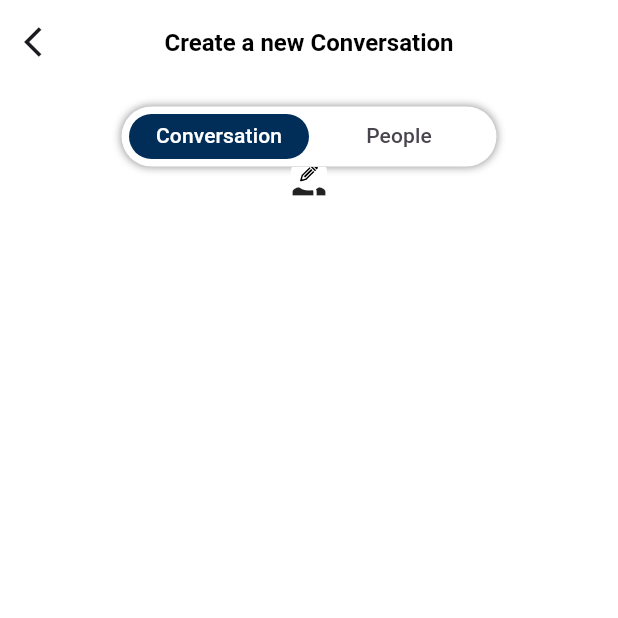
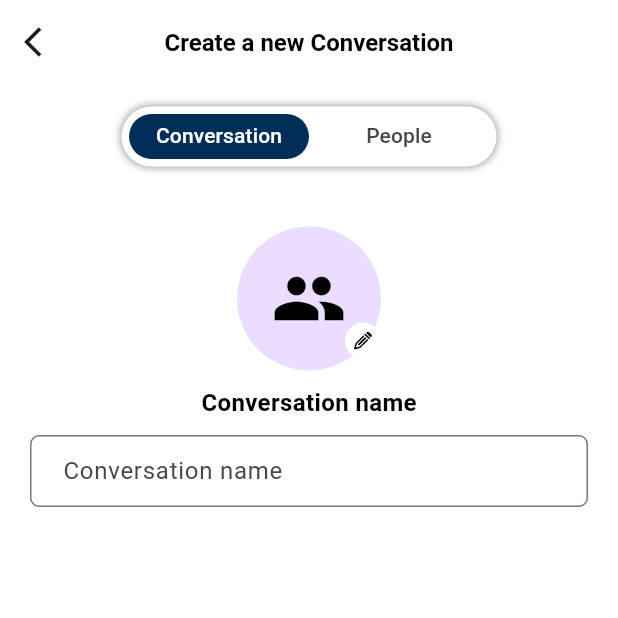
Before and after one commit to parallax-kal/spartan, a Flutter app: the NewConversationScreen screen opened directly, on a phone screen of 412 x 824 dp, the top half of it. Run offline on Flutter 3.47's test engine with Material 3 defaults, Android fonts, the phone set to English and light mode, and no system bars; our stand-ins replace awesome_notifications, cloud_firestore, curved_labeled_navigation_bar, firebase_auth, firebase_core, firebase_messaging and 12 more; missing offline and left inert: chat_composer, flutter_facebook_auth, qr_code_scanner, textfield_tags, voice_message_package; accounts and stored records are empty; network calls fail.

Commit message:
[update] working on new conversation screen

```diff
--- a/lib/screens/dashboard/StreamScreen.dart
+++ b/lib/screens/dashboard/StreamScreen.dart
@@ -24,6 +24,7 @@ class _StreamScreenState extends State<StreamScreen>
     return DefaultTabController(
       length: 4,
       child: Scaffold(
+        resizeToAvoidBottomInset: false,
         backgroundColor: Colors.white,
         body: SafeArea(
           child: Padding(
--- a/lib/screens/dashboard/chat/MessagesScreen.dart
+++ b/lib/screens/dashboard/chat/MessagesScreen.dart
@@ -96,7 +96,7 @@ class _MessagesScreenState extends State<MessagesScreen> {
                         )
                       : const Icon(
                           Icons.group,
-                          color: Colors.white,
+                          color: Colors.black,
                         )
                   : null,
             ),
--- a/lib/screens/dashboard/chat/NewRoomScreen.dart
+++ b/lib/screens/dashboard/chat/NewRoomScreen.dart
@@ -1,16 +1,19 @@
 import 'dart:io';
-
 import 'package:flutter/material.dart';
 import 'package:flutter_svg/flutter_svg.dart';
 import 'package:image_picker/image_picker.dart';
 
 class NewConversationScreen extends StatefulWidget {
+  const NewConversationScreen({super.key});
+
   @override
   State<NewConversationScreen> createState() => _NewConversationScreenState();
 }
 
 class _NewConversationScreenState extends State<NewConversationScreen> {
+  TextEditingController nameController = TextEditingController();
   File? profile;
+
   @override
   Widget build(BuildContext context) {
     ImagePicker picker = ImagePicker();
@@ -19,6 +22,7 @@ class _NewConversationScreenState extends State<NewConversationScreen> {
       length: 2,
       child: Scaffold(
         backgroundColor: Colors.white,
+        resizeToAvoidBottomInset: false,
         appBar: AppBar(
           backgroundColor: Colors.white,
           surfaceTintColor: Colors.white,
@@ -81,7 +85,8 @@ class _NewConversationScreenState extends State<NewConversationScreen> {
                   ),
                 ),
               ),
-              SizedBox(
+              Padding(
+                padding: const EdgeInsets.only(top: 40),
                 child: Stack(
                   children: [
                     profile != null
@@ -91,7 +96,14 @@ class _NewConversationScreenState extends State<NewConversationScreen> {
                               profile!,
                             ),
                           )
-                        : const Icon(Icons.group),
+                        : const CircleAvatar(
+                            radius: 48,
+                            child: Icon(
+                              Icons.group,
+                              color: Colors.black,
+                              size: 50,
+                            ),
+                          ),
                     Positioned(
                       right: 0,
                       bottom: 8,
@@ -127,6 +139,44 @@ class _NewConversationScreenState extends State<NewConversationScreen> {
                   ],
                 ),
               ),
+              const SizedBox(
+                height: 10,
+              ),
+              const Text(
+                'Conversation name',
+                style: TextStyle(
+                  color: Colors.black,
+                  fontWeight: FontWeight.w600,
+                  fontSize: 16,
+                ),
+              ),
+              const SizedBox(
+                height: 10,
+              ),
+              TextFormField(
+                controller: nameController,
+                decoration: const InputDecoration(
+                  contentPadding: EdgeInsets.symmetric(
+                    horizontal: 18,
+                  ),
+                  hintText: 'Add conversation name',
+                  labelText: 'Conversation name',
+                  border: OutlineInputBorder(
+                    borderRadius: BorderRadius.all(Radius.circular(6)),
+                    borderSide: BorderSide(
+                      color: Color(0xFFDFDFDF),
+                      width: 2,
+                    ),
+                  ),
+                  focusedBorder: OutlineInputBorder(
+                    borderRadius: BorderRadius.all(Radius.circular(6)),
+                    borderSide: BorderSide(
+                      color: Color(0xFF1455A9),
+                      width: 2,
+                    ),
+                  ),
+                ),
+              )
             ],
           ),
         ),
--- a/lib/screens/dashboard/chat/RoomsScreen.dart
+++ b/lib/screens/dashboard/chat/RoomsScreen.dart
@@ -220,7 +220,7 @@ class _RoomsScreenState extends State<RoomsScreen> {
                                                     )
                                                   : const Icon(
                                                       Icons.group,
-                                                      color: Colors.white,
+                                                      color: Colors.black,
                                                     )
                                               : null,
                                         ),
--- a/lib/screens/dashboard/profile/EditEmailScreen.dart
+++ b/lib/screens/dashboard/profile/EditEmailScreen.dart
@@ -20,6 +20,7 @@ class _EditEmailScreenState extends State<EditEmailScreen> {
 
     return Scaffold(
       backgroundColor: Colors.white,
+      resizeToAvoidBottomInset: false,
       appBar: AppBar(
         backgroundColor: Colors.white,
         surfaceTintColor: Colors.white,
```
Also changed, not shown: lib/screens/dashboard/ProfileScreen.dart (+8 -5 lines), lib/screens/dashboard/profile/ProfileDataScreen.dart (+8 -7 lines).
